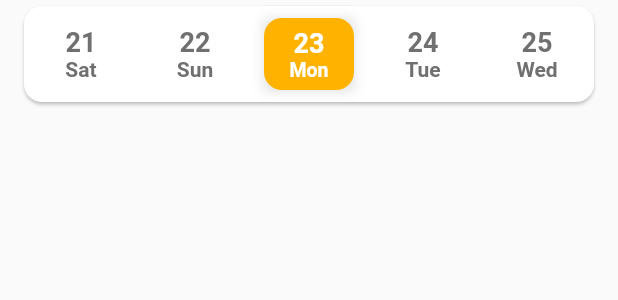
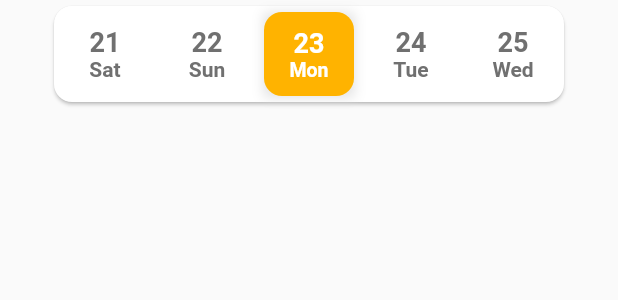
Before and after one commit to coval-solutions/bfit-tracker-app, a Flutter app: the WeekDayCards widget shown alone on an empty page, opened directly, on a phone screen of 412 x 824 dp. Shown: the top 300 px of the screen. Run offline on Flutter 3.47's test engine with Material 2 defaults, Android fonts, the phone set to English and light mode, and no system bars; drawn by our look-alikes of auto_size_text; our stand-ins replace bloc, cloud_firestore, curved_navigation_bar, equatable, firebase_auth, flare_flutter and 6 more; accounts and stored records are empty.

Commit message:
Tweaked Home screen and Analytic screen (#16)
* Some UI tweaking, padding changes

* Tweaks to analytics dates

```diff
--- a/lib/ui/home/analytics_area.dart
+++ b/lib/ui/home/analytics_area.dart
@@ -199,6 +199,12 @@ class _WeekDayCardsState extends State<WeekDayCards> {
     }
   }
 
+  updateDaySelectedIndex(int index) {
+    setState(() {
+      this.daySelectedIndex = index;
+    });
+  }
+
   @override
   Widget build(BuildContext context) {
     return Align(
@@ -218,26 +224,35 @@ class _WeekDayCardsState extends State<WeekDayCards> {
                 physics: const AlwaysScrollableScrollPhysics(),
                 itemCount: this.days.length,
                 itemBuilder: (BuildContext context, int index) {
-                  return Padding(
-                    padding: EdgeInsets.all(8),
-                    child: Container(
-                      width: 60,
-                      decoration: index == this.daySelectedIndex ? BoxDecoration(
-                        boxShadow: [
-                          BoxShadow(
-                            blurRadius: 6,
-                            color: Colors.grey.shade300,
-                            offset: Offset(0, 0.75),
-                          )
-                        ],
-                      ) : null,
-                      child: FlatButton(
-                        color: index == this.daySelectedIndex ? CustomColor.SELECTIVE_YELLOW : Colors.white,
-                        onPressed: () {
+                  return GestureDetector(
+                    child: index == daySelectedIndex ? weekdayCardSelected(index, this.days) : weekdayCard(index, this.days),
+                    onTap: () {
                       setState(() {
                         this.daySelectedIndex = index;
                       });
                     },
+                  );
+                },
+              ),
+            ),
+          ),
+        ),
+      ),
+    );
+  }
+}
+
+Widget weekdayCard(int index, List<DateTime> days) {
+  return Padding(
+    padding: EdgeInsets.symmetric(
+      horizontal: 4,
+      vertical: 4,
+    ),
+    child: Container(
+      width: 60,
+      child: FlatButton(
+        color: Colors.white,
+        onPressed: null,
         shape: RoundedRectangleBorder(
           borderRadius: BorderRadius.circular(12.0),
         ),
@@ -248,7 +263,7 @@ class _WeekDayCardsState extends State<WeekDayCards> {
               days[index].day.toString().padLeft(2, '0'),
               style: TextStyle(
                 fontWeight: FontWeight.bold,
-                                color: index == this.daySelectedIndex ? Colors.white : CustomColor.DIM_GRAY,
+                color: CustomColor.DIM_GRAY,
               ),
               minFontSize: 18,
               maxLines: 1,
@@ -257,7 +272,7 @@ class _WeekDayCardsState extends State<WeekDayCards> {
               Weekdays.values.elementAt(days[index].weekday - 1).toString().split('.').last,
               style: TextStyle(
                 fontWeight: FontWeight.w600,
-                                color: index == this.daySelectedIndex ? Colors.white : CustomColor.DIM_GRAY,
+                color: CustomColor.DIM_GRAY,
               ),
               minFontSize: 12,
               maxLines: 1,
@@ -267,12 +282,55 @@ class _WeekDayCardsState extends State<WeekDayCards> {
       ),
     ),
   );
-                },
+}
+
+Widget weekdayCardSelected(int index, List<DateTime> days) {
+  return Padding(
+    padding: EdgeInsets.symmetric(
+      horizontal: 4,
+      vertical: 4,
     ),
+    child: Container(
+      width: 60,
+      decoration: BoxDecoration(
+        boxShadow: [
+          BoxShadow(
+            blurRadius: 6,
+            color: Colors.grey.shade300,
+            offset: Offset(0, 0.75),
+          )
+        ],
       ),
+      child: FlatButton(
+        color: CustomColor.SELECTIVE_YELLOW,
+        onPressed: () { },
+        shape: RoundedRectangleBorder(
+          borderRadius: BorderRadius.circular(12.0),
+        ),
+        child: Column(
+          mainAxisAlignment: MainAxisAlignment.center,
+          children: <Widget>[
+            AutoSizeText(
+              days[index].day.toString().padLeft(2, '0'),
+              style: TextStyle(
+                fontWeight: FontWeight.bold,
+                color: Colors.white,
+              ),
+              minFontSize: 18,
+              maxLines: 1,
+            ),
+            AutoSizeText(
+              Weekdays.values.elementAt(days[index].weekday - 1).toString().split('.').last,
+              style: TextStyle(
+                fontWeight: FontWeight.w600,
+                color: Colors.white,
+              ),
+              minFontSize: 12,
+              maxLines: 1,
+            ),
+          ],
         ),
       ),
     ),
   );
 }
-}
--- a/lib/ui/home/home_area.dart
+++ b/lib/ui/home/home_area.dart
@@ -155,7 +155,7 @@ class ArticlesCard extends StatelessWidget {
                   top: 2,
                   right: 12,
                   child: ButtonTheme(
-                    minWidth: 64,
+                    minWidth: 68,
                     height: 24,
                     child: RaisedButton(
                       padding: EdgeInsets.all(0),
```
Also changed, not shown: 4 other files. Lines whose indentation alone changed are shown as unchanged.
